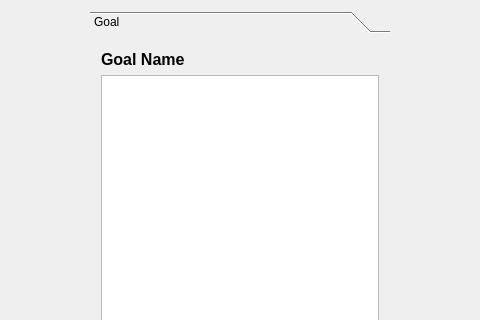
Old version of the form src/CaseVisualizer/CaseView.ui in the repository RtsAiResearch/IStrategizer; both pictures show x 270 to 750 and y 0 to 320 of the 1020 by 499 pixel window.
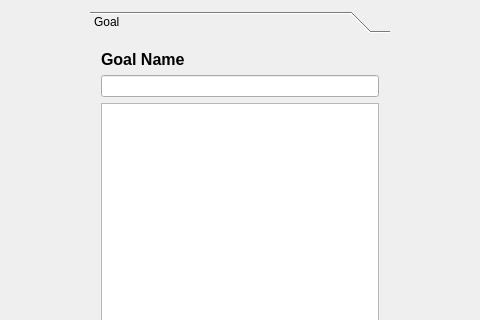
New version of the form.

Commit message: Implement a simpler node selection strategy for tailored/generated CaseBase and support naming cases in the visualizer

```diff
--- a/src/CaseVisualizer/CaseView.ui
+++ b/src/CaseVisualizer/CaseView.ui
@@ -42,7 +42,7 @@
           <x>0</x>
           <y>0</y>
           <width>300</width>
-          <height>398</height>
+          <height>382</height>
          </rect>
         </property>
         <attribute name="label">
@@ -70,7 +70,7 @@
            </property>
           </widget>
          </item>
-         <item row="1" column="0">
+         <item row="2" column="0">
           <widget class="QTableWidget" name="tblParameters">
            <property name="font">
             <font>
@@ -106,6 +106,9 @@
            </property>
           </widget>
          </item>
+         <item row="1" column="0">
+          <widget class="QLineEdit" name="txtCaseName"/>
+         </item>
         </layout>
        </widget>
        <widget class="QWidget" name="Game State">
@@ -114,7 +117,7 @@
           <x>0</x>
           <y>0</y>
           <width>300</width>
-          <height>398</height>
+          <height>382</height>
          </rect>
         </property>
         <attribute name="label">
```
Left out of the diff: 4 changed lines with no effect on the pictures. The commit also changes 25 other files.
